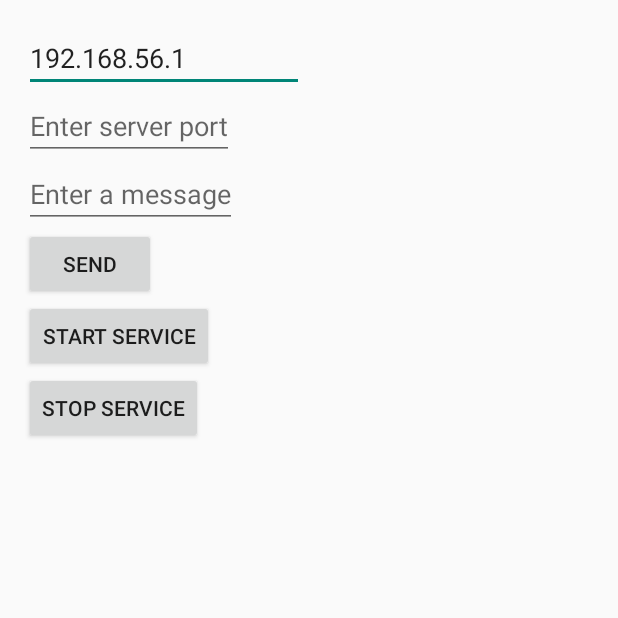
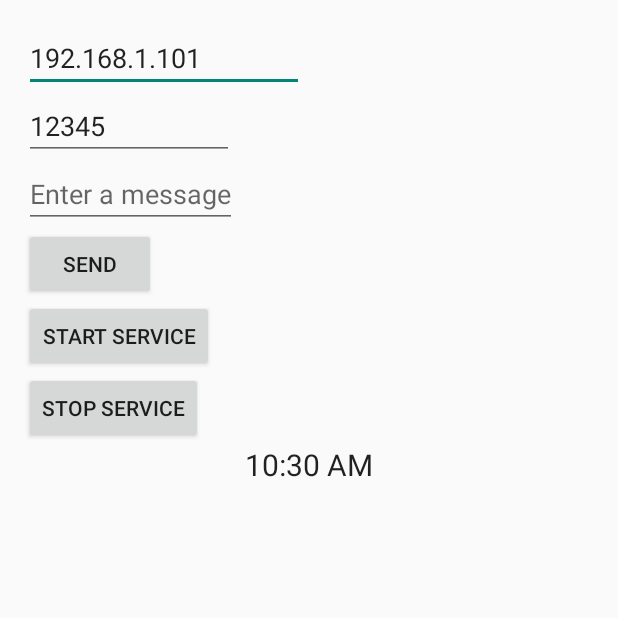
Before and after one commit to Nebla/udpSocket, an Android app: the screen it shows after launch (UdpActivity), on a phone screen of 412 x 824 dp, the top half of it. Run offline under Robolectric (Android 15) with nearby library versions, the phone set to English and light mode, and no system bars.

Commit message:
Added TextClock, updated default ip address and port.

```diff
--- a/Android/udpSocket/app/src/main/res/layout/activity_udp.xml
+++ b/Android/udpSocket/app/src/main/res/layout/activity_udp.xml
@@ -14,10 +14,10 @@
         android:text="@string/default_ip"
         android:hint="@string/edit_address" />
 
-
     <EditText android:id="@+id/edit_port"
         android:layout_width="wrap_content"
         android:layout_height="wrap_content"
+        android:text="@string/default_port"
         android:hint="@string/edit_port" />
 
     <EditText android:id="@+id/edit_message"
@@ -43,4 +43,11 @@
         android:text="@string/stop_service"
         android:onClick="stopService" />
 
+    <TextClock android:id="@+id/clock"
+        android:format24Hour="yyyy-MM-dd hh:mm:ss"
+        android:layout_width="fill_parent"
+        android:layout_height="wrap_content"
+        android:gravity="center"
+        android:textSize="20sp"/>
+
 </LinearLayout>
--- a/Android/udpSocket/app/src/main/res/values/strings.xml
+++ b/Android/udpSocket/app/src/main/res/values/strings.xml
@@ -3,15 +3,20 @@
 
     <string name="app_name">UdpSocket</string>
     <string name="action_settings">Settings</string>
-    <string name="edit_port">Enter server port</string>
     <string name="edit_message">Enter a message</string>
     <string name="button_send">Send</string>
     <string name="title_activity_display_message">My Message</string>
-    <string name="hello_world">Hello world!</string>
-    <string name="default_ip">192.168.56.1</string>
+
+
+    <string name="default_ip">192.168.1.101</string>
     <string name="edit_address">Enter server ip adrress</string>
+
+    <string name="default_port">12345</string>
+    <string name="edit_port">Enter server port</string>
 
     <string name="start_service">Start Service</string>
     <string name="stop_service">Stop Service</string>
 
+    <string name="date_format"></string>
+
 </resources>
```
